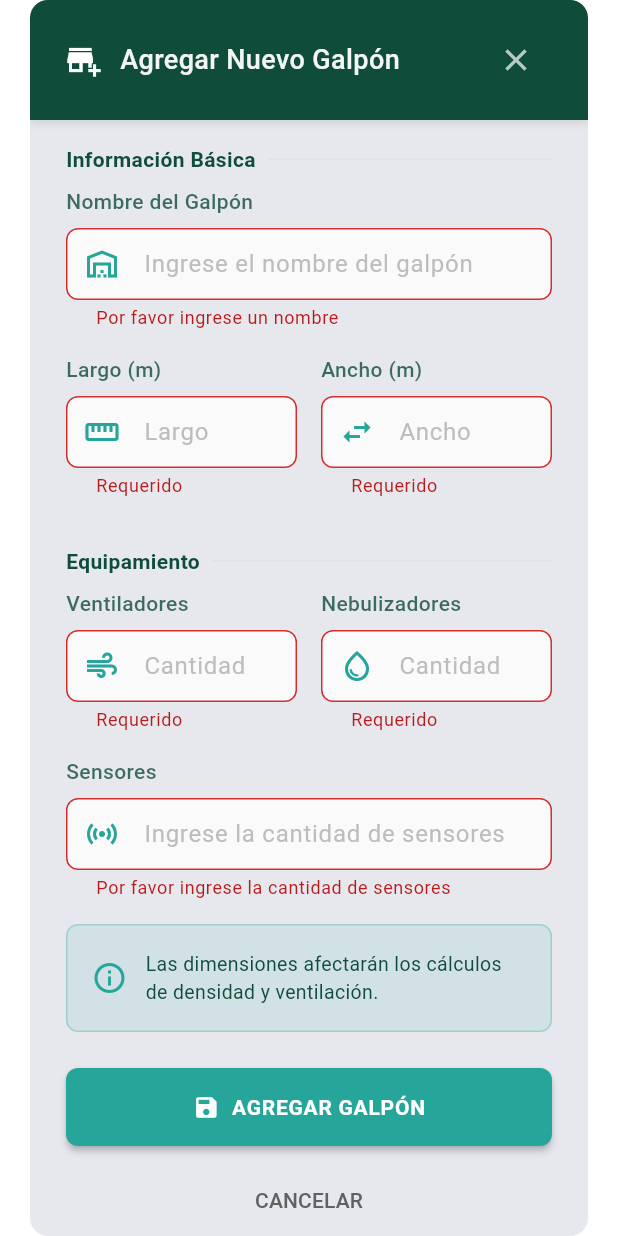
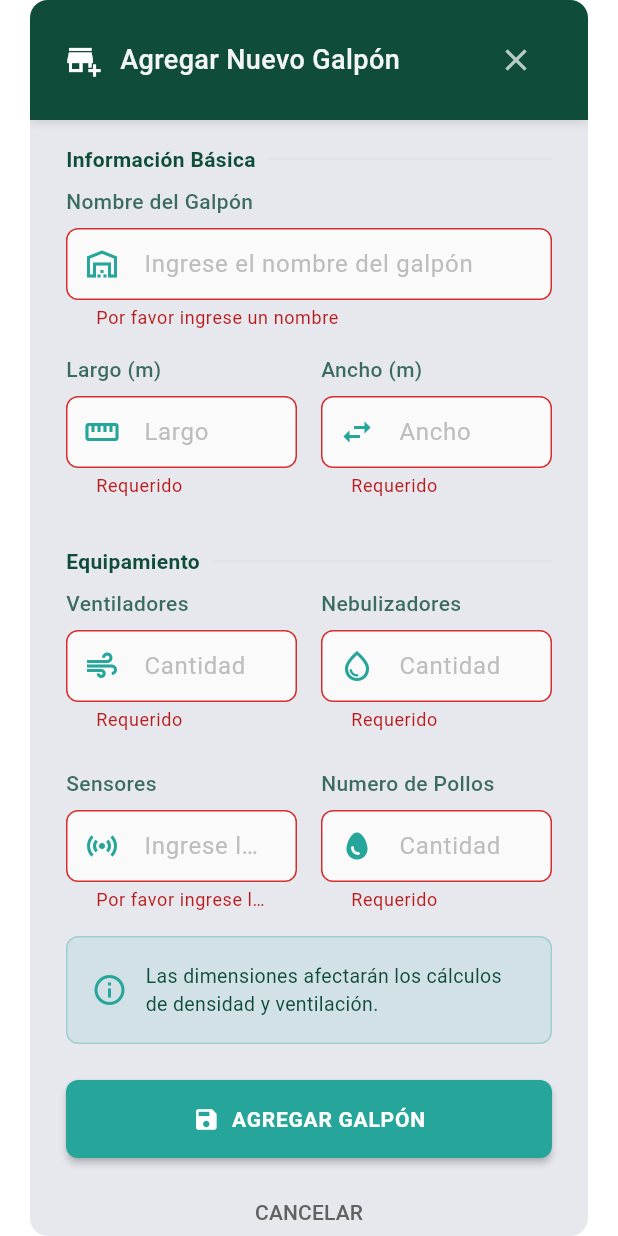
Before and after one commit to juantaborda27/Chick_Stell-Repository, a Flutter app: the CreateGalpon screen opened by its route, after a tap on "AGREGAR GALPÓN", on a phone screen of 412 x 824 dp. Run offline on Flutter 3.47's test engine with Material 3 defaults, Android fonts, the phone set to English and light mode, and no system bars; our stand-ins replace animate_do, cloud_firestore, firebase_auth, firebase_core, firebase_storage, flutter_local_notifications and 9 more; accounts and stored records are empty.

Commit message:
Refactorize el create galpon par guardar galpones con densidad de pollos con un calculo que esta en galpon_controller

```diff
--- a/chick_stell_view/lib/controllers/galpon_controller.dart
+++ b/chick_stell_view/lib/controllers/galpon_controller.dart
@@ -23,6 +23,21 @@ class GalponController extends GetxController {
       Get.snackbar('Error', 'No se pudieron cargar los galpones');
     }
     galpones.refresh();
+  }
+
+  double calcularDensidad({
+    required String largoText,
+    required String anchoText,
+    required String cantidadPollosText,
+  }) {
+    final largo = double.tryParse(largoText) ?? 0.0;
+    final ancho = double.tryParse(anchoText) ?? 0.0;
+    final cantidad = double.tryParse(cantidadPollosText) ?? 0.0;
+
+    final area = largo * ancho;
+    if (area <= 0) return 0.0;
+
+    return cantidad / area;
   }
 
   Future<void> agregarGalpon(Galpon galpon) async {
--- a/chick_stell_view/lib/views/main_views/monitoreo/create_galpon/create_galpon.dart
+++ b/chick_stell_view/lib/views/main_views/monitoreo/create_galpon/create_galpon.dart
@@ -12,16 +12,20 @@ class CreateGalpon extends StatefulWidget {
   CreateGalponState createState() => CreateGalponState();
 }
 
-class CreateGalponState extends State<CreateGalpon> with SingleTickerProviderStateMixin {
+class CreateGalponState extends State<CreateGalpon>
+    with SingleTickerProviderStateMixin {
   // Controladores para los campos de texto
   final TextEditingController nombreController = TextEditingController();
   final TextEditingController largoController = TextEditingController();
   final TextEditingController anchoController = TextEditingController();
   final TextEditingController edadDiasController = TextEditingController();
-  final TextEditingController densidadPollosController = TextEditingController();
+  final TextEditingController densidadPollosController =
+      TextEditingController();
   final TextEditingController ventiladoresController = TextEditingController();
   final TextEditingController nebulizadoresController = TextEditingController();
   final TextEditingController sensoresController = TextEditingController();
+  final TextEditingController cantidadPollosController =
+      TextEditingController();
 
   // Controlador de animación para efectos visuales
   late AnimationController _animationController;
@@ -59,6 +63,7 @@ class CreateGalponState extends State<CreateGalpon> with SingleTickerProviderSta
     densidadPollosController.dispose();
     ventiladoresController.dispose();
     nebulizadoresController.dispose();
+    cantidadPollosController.dispose();
     sensoresController.dispose();
     _animationController.dispose();
     super.dispose();
@@ -115,16 +120,20 @@ class CreateGalponState extends State<CreateGalpon> with SingleTickerProviderSta
                                 label: 'Largo (m)',
                                 hintText: 'Largo',
                                 controller: largoController,
-                                keyboardType: const TextInputType.numberWithOptions(decimal: true),
+                                keyboardType:
+                                    const TextInputType.numberWithOptions(
+                                        decimal: true),
                                 icon: Icons.straighten,
                                 inputFormatters: [
-                                  FilteringTextInputFormatter.allow(RegExp(r'^\d*\.?\d*$')),
+                                  FilteringTextInputFormatter.allow(
+                                      RegExp(r'^\d*\.?\d*$')),
                                 ],
                                 validator: (value) {
                                   if (value == null || value.isEmpty) {
                                     return 'Requerido';
                                   }
-                                  if (double.tryParse(value) == null || double.parse(value) <= 0) {
+                                  if (double.tryParse(value) == null ||
+                                      double.parse(value) <= 0) {
                                     return 'Valor inválido';
                                   }
                                   return null;
@@ -137,16 +146,20 @@ class CreateGalponState extends State<CreateGalpon> with SingleTickerProviderSta
                                 label: 'Ancho (m)',
                                 hintText: 'Ancho',
                                 controller: anchoController,
-                                keyboardType: const TextInputType.numberWithOptions(decimal: true),
+                                keyboardType:
+                                    const TextInputType.numberWithOptions(
+                                        decimal: true),
                                 icon: Icons.swap_horiz,
                                 inputFormatters: [
-                                  FilteringTextInputFormatter.allow(RegExp(r'^\d*\.?\d*$')),
+                                  FilteringTextInputFormatter.allow(
+                                      RegExp(r'^\d*\.?\d*$')),
                                 ],
                                 validator: (value) {
                                   if (value == null || value.isEmpty) {
                                     return 'Requerido';
                                   }
-                                  if (double.tryParse(value) == null || double.parse(value) <= 0) {
+                                  if (double.tryParse(value) == null ||
+                                      double.parse(value) <= 0) {
                                     return 'Valor inválido';
                                   }
                                   return null;
@@ -198,8 +211,11 @@ class CreateGalponState extends State<CreateGalpon> with SingleTickerProviderSta
                             ),
                           ],
                         ),
-                        const SizedBox(height: 16),
-                        _buildTextField(
+                        const SizedBox(height: 24),
+                        Row(
+                          children: [
+                            Expanded(
+                              child: _buildTextField(
                                 label: 'Sensores',
                                 hintText: 'Ingrese la cantidad de sensores',
                                 controller: sensoresController,
@@ -214,6 +230,28 @@ class CreateGalponState extends State<CreateGalpon> with SingleTickerProviderSta
                                   }
                                   return null;
                                 },
+                              ),
+                            ),
+                            const SizedBox(width: 16),
+                            Expanded(
+                              child: _buildTextField(
+                                label: 'Numero de Pollos',
+                                hintText: 'Cantidad',
+                                controller: cantidadPollosController,
+                                keyboardType: TextInputType.number,
+                                icon: Icons.egg,
+                                inputFormatters: [
+                                  FilteringTextInputFormatter.digitsOnly,
+                                ],
+                                validator: (value) {
+                                  if (value == null || value.isEmpty) {
+                                    return 'Requerido';
+                                  }
+                                  return null;
+                                },
+                              ),
+                            )
+                          ],
                         ),
                         const SizedBox(height: 16),
                         _buildInfoCard(),
@@ -368,7 +406,8 @@ class CreateGalponState extends State<CreateGalpon> with SingleTickerProviderSta
               borderRadius: BorderRadius.circular(8),
               borderSide: BorderSide(color: errorColor),
             ),
-            contentPadding: const EdgeInsets.symmetric(horizontal: 16, vertical: 12),
+            contentPadding:
+                const EdgeInsets.symmetric(horizontal: 16, vertical: 12),
             filled: true,
             fillColor: Colors.grey.shade50,
           ),
@@ -401,7 +440,11 @@ class CreateGalponState extends State<CreateGalpon> with SingleTickerProviderSta
                 largo: double.tryParse(largoController.text) ?? 0,
                 ancho: double.tryParse(anchoController.text) ?? 0,
                 edadDias: int.tryParse(edadDiasController.text) ?? 0,
-                densidadPollos: double.tryParse(densidadPollosController.text) ?? 0.0,
+                densidadPollos: galponController.calcularDensidad(
+                  largoText: largoController.text,
+                  anchoText: anchoController.text,
+                  cantidadPollosText: cantidadPollosController.text,
+                ),
                 ventiladores: int.tryParse(ventiladoresController.text) ?? 0,
                 nebulizadores: int.tryParse(nebulizadoresController.text) ?? 0,
                 sensores: int.tryParse(sensoresController.text) ?? 0,
```
Lines whose indentation alone changed are shown as unchanged.
